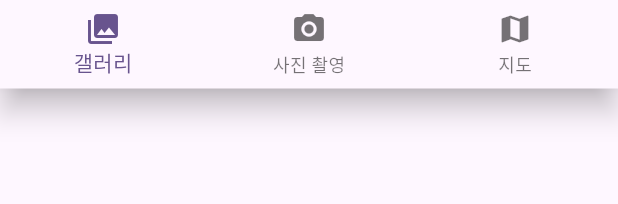
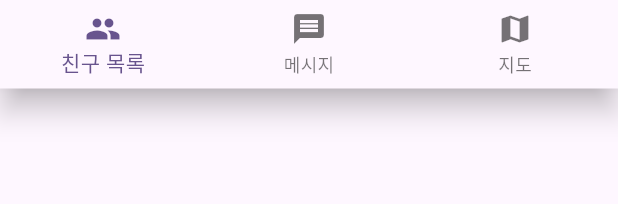
Before and after one commit to haagmin5382/camera_map, a Flutter app: what menubar() shows on an empty page, opened directly with empty values, on a phone screen of 412 x 824 dp. Shown: the top 204 px of the screen. Run offline on Flutter 3.47's test engine with Material 2 defaults, Android fonts, the phone set to English and light mode, and no system bars; our stand-ins replace firebase_auth, firebase_core, geolocator, google_maps_flutter, google_sign_in, image_picker and 1 more; accounts and stored records are empty.

Commit message:
:lipstick: style : add friends list & message navigationBar

```diff
--- a/camera_map/lib/main.dart
+++ b/camera_map/lib/main.dart
@@ -1,7 +1,7 @@
 import 'package:camera_map/screens/login_screen.dart';
 import 'package:flutter/material.dart';
 import 'package:camera_map/screens/camera_screen.dart';
-import 'package:camera_map/screens/gallery._screen.dart';
+import 'package:camera_map/screens/friends._screen.dart';
 import 'package:camera_map/screens/map_screen.dart';
 import 'package:camera_map/widgets/menu_widget.dart';
 import 'package:image_picker/image_picker.dart';
--- a/camera_map/lib/screens/camera_screen.dart
+++ b/camera_map/lib/screens/camera_screen.dart
@@ -47,7 +47,7 @@ class _CameraScreenState extends State<CameraScreen> {
         backgroundColor: const Color(0xfff4f3f9),
         appBar: AppBar(
           backgroundColor: Colors.green[700],
-          title: const Text('Photo', style: TextStyle(color: Colors.white)),
+          title: const Text('Messages', style: TextStyle(color: Colors.white)),
         ),
         body: Column(
           mainAxisAlignment: MainAxisAlignment.center,
--- a/camera_map/lib/screens/gallery._screen.dart
+++ b/camera_map/lib/screens/friends._screen.dart
@@ -16,7 +16,7 @@ class GalleryScreen extends StatelessWidget {
     return Scaffold(
       appBar: AppBar(
         backgroundColor: Colors.green[700],
-        title: const Text('Gallery', style: TextStyle(color: Colors.white)),
+        title: const Text('Friends', style: TextStyle(color: Colors.white)),
       ),
       body: GridView.builder(
         gridDelegate: const SliverGridDelegateWithFixedCrossAxisCount(
--- a/camera_map/lib/screens/map_screen.dart
+++ b/camera_map/lib/screens/map_screen.dart
@@ -54,7 +54,7 @@ class _MapScreenState extends State<MapScreen> {
     return MaterialApp(
       home: Scaffold(
         appBar: AppBar(
-          title: const Text('Camera Map'),
+          title: const Text('Friends Map'),
           backgroundColor: Colors.green[700],
         ),
         body: _locationPermissionGranted
--- a/camera_map/lib/widgets/menu_widget.dart
+++ b/camera_map/lib/widgets/menu_widget.dart
@@ -1,11 +1,11 @@
 import 'package:flutter/material.dart';
-import 'package:flutter/widgets.dart';
 
 class menubar extends StatelessWidget {
   final int selectedIndex;
   final Function(int) onItemTapped;
 
-  menubar({
+  const menubar({
+    super.key,
     required this.selectedIndex,
     required this.onItemTapped,
   });
@@ -15,12 +15,12 @@ class menubar extends StatelessWidget {
     return BottomNavigationBar(
       items: const <BottomNavigationBarItem>[
         BottomNavigationBarItem(
-          icon: Icon(Icons.photo_library),
-          label: '갤러리',
+          icon: Icon(Icons.people),
+          label: '친구 목록',
         ),
         BottomNavigationBarItem(
-          icon: Icon(Icons.camera_alt),
-          label: '사진 촬영',
+          icon: Icon(Icons.message),
+          label: '메시지',
         ),
         BottomNavigationBarItem(
           icon: Icon(Icons.map),
```
Also changed, not shown: camera_map/pubspec.lock, 3 other files.
